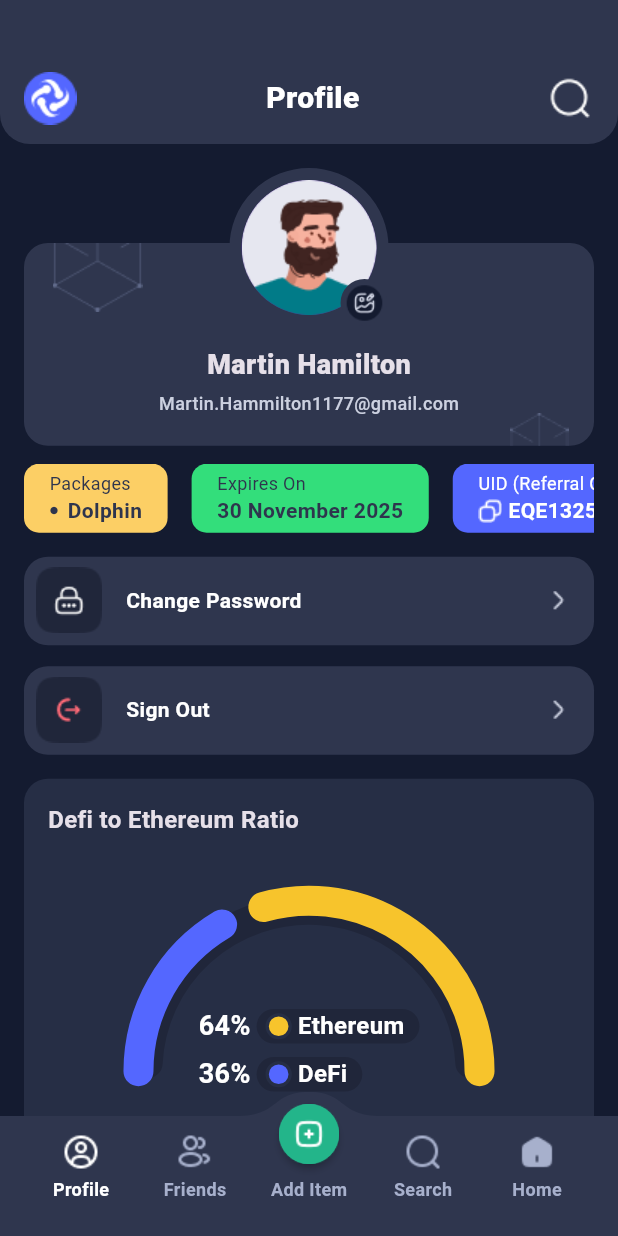
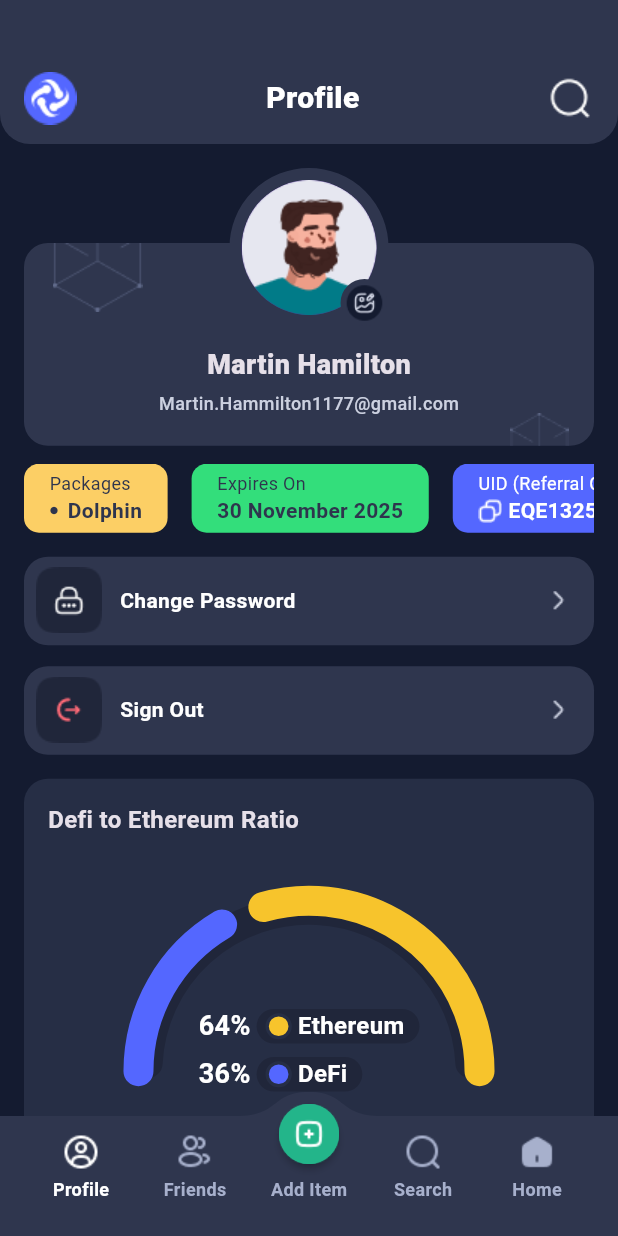
Before and after one commit to amirhosseinghanipour/donget, a Flutter app: the screen it shows after launch, on a phone screen of 412 x 824 dp. Run offline on Flutter 3.47's test engine with Material 3 defaults, Android fonts, the phone set to English and light mode, and no system bars.

Commit message:
update menu item width

```diff
--- a/lib/main.dart
+++ b/lib/main.dart
@@ -429,7 +429,7 @@ class _ProfilePageState extends State<ProfilePage> {
       child: Row(
         children: [
           _menuIconFor(title),
-          const SizedBox(width: 16),
+          const SizedBox(width: 12),
           Expanded(
               child: Text(title,
                   style: const TextStyle(
```
